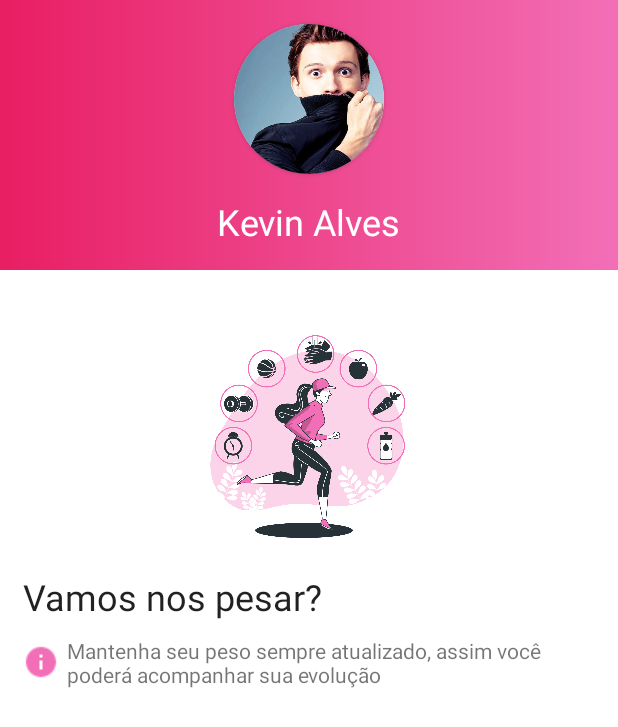
After one commit to Kevin4773/ImcApp2.0, an Android app: the layout activity_pessagem.xml on its own in the app's theme, with its tools: preview values and no code run, on a phone screen of 412 x 824 dp. The commit adds this screen. Shown: the top 727 px of the screen. Run offline under Robolectric (Android 15) with nearby library versions, the phone set to English and light mode, and no system bars; Roboto replaces fonts that are not available here.

Commit message:
Iniciando tela de peso

```diff
--- a/app/src/main/java/com/example/imc_app/DashBoardActivity.kt
+++ b/app/src/main/java/com/example/imc_app/DashBoardActivity.kt
@@ -9,6 +9,7 @@ class DashBoardActivity : AppCompatActivity() {
     lateinit var nome: TextView
     lateinit var profissao: TextView
     lateinit var altura: TextView
+    lateinit var idade: TextView
 
     override fun onCreate(savedInstanceState: Bundle?) {
         super.onCreate(savedInstanceState)
@@ -17,6 +18,7 @@ class DashBoardActivity : AppCompatActivity() {
         nome = findViewById<TextView>(R.id.nome_dash)
         profissao = findViewById<TextView>(R.id.profissao_dash)
         altura = findViewById<TextView>(R.id.altura_dash)
+        idade = findViewById<TextView>(R.id.idade_dash)
 
         preencherDashboard()
 
@@ -25,8 +27,11 @@ class DashBoardActivity : AppCompatActivity() {
 
     private fun preencherDashboard() {
         val arquivo = getSharedPreferences("usuario", MODE_PRIVATE)
+        //val nascimento = getSharedPreferences("nascimento")
+
         nome.text = arquivo.getString("nome", "")
         profissao.text = arquivo.getString("profissao", "")
         altura.text = arquivo.getFloat("altura", 0.0f).toString()
+        //idade.text = arquivo.getInt("idade", "")
     }
 }
--- a/app/src/main/java/com/example/imc_app/MainActivity.kt
+++ b/app/src/main/java/com/example/imc_app/MainActivity.kt
@@ -23,24 +23,28 @@ class MainActivity : AppCompatActivity() {
 
         buttonEntrar.setOnClickListener {
 
-            calcularIdade("2005/05/08")
-
             val arquivo = getSharedPreferences("usuario", MODE_PRIVATE)
             val email = arquivo.getString("email", "")
             val senha = arquivo.getString("senha", "")
 
             if (email == editEmail.text.toString() && senha == editSenha.text.toString()) {
+
                 val entrar = Intent(this, DashBoardActivity::class.java)
                 startActivity(entrar)
+
             }else {
+
                 Toast.makeText(this, "Senha ou usuário incorretos", Toast.LENGTH_SHORT).show()
+
             }
 
         }
 
         buttonNovoUsuario.setOnClickListener {
+
             val abrirNovaConta = Intent(this, NovoUsuarioActivity::class.java)
             startActivity(abrirNovaConta)
+
         }
 
     }
--- a/app/src/main/java/com/example/imc_app/utilts/Datas.kt
+++ b/app/src/main/java/com/example/imc_app/utilts/Datas.kt
@@ -17,9 +17,9 @@ fun calcularIdade(dataNascimento: String): Int {
 
     // Convertar a dataNascimento que é string em LocalDate
     val nascimento = LocalDate.of(
-            data.get(2).toInt(),
+            data.get(0).toInt(),
             data.get(1).toInt(),
-            data.get(0).toInt())
+            data.get(2).toInt())
 
     // Calculo do periodo entre datas
     val idade = Period.between(nascimento, hoje).years.toString()
--- a/app/src/main/res/layout/activity_dash_board.xml
+++ b/app/src/main/res/layout/activity_dash_board.xml
@@ -41,7 +41,7 @@
             android:layout_height="wrap_content"
             android:layout_gravity="center"
             android:textAppearance="@style/TextAppearance.MaterialComponents.Headline6"
-            android:textColor="@color/white"/>
+            android:textColor="@color/white" />
 
         <LinearLayout
             android:layout_width="match_parent"
@@ -67,11 +67,10 @@
                 android:textAppearance="@style/valores_dashboard_values"/>
 
             <TextView
-                android:id="@+id/idade"
+                android:id="@+id/idade_dash"
                 android:layout_width="0dp"
                 android:layout_weight="1"
                 android:layout_height="wrap_content"
-                android:text="23"
                 android:gravity="center_horizontal"
                 android:textAppearance="@style/valores_dashboard_values"/>
 
@@ -84,6 +83,7 @@
                 android:textAppearance="@style/valores_dashboard_values"/>
 
             <TextView
+                android:id="@+id/altura_dash"
                 android:layout_width="0dp"
                 android:layout_weight="1"
                 android:layout_height="wrap_content"
@@ -129,7 +129,6 @@
                 android:textAppearance="@style/labes_dashboard_values"/>
 
             <TextView
-                android:id="@+id/altura_dash"
                 android:layout_width="0dp"
                 android:layout_weight="1"
                 android:layout_height="wrap_content"
--- /dev/null
+++ b/app/src/main/res/layout/activity_pessagem.xml
@@ -0,0 +1,66 @@
+<?xml version="1.0" encoding="utf-8"?>
+<LinearLayout xmlns:android="http://schemas.android.com/apk/res/android"
+    android:layout_width="match_parent"
+    android:layout_height="match_parent"
+    xmlns:app="http://schemas.android.com/apk/res-auto"
+    android:orientation="vertical">
+
+    <LinearLayout
+        android:layout_width="match_parent"
+        android:layout_height="180dp"
+        android:background="@drawable/dash_board_background"
+        android:orientation="vertical">
+
+        <androidx.cardview.widget.CardView
+            android:layout_width="100dp"
+            android:layout_height="100dp"
+            app:cardCornerRadius="50dp"
+            android:layout_gravity="center"
+            android:layout_marginTop="16dp">
+
+            <ImageView
+                android:layout_width="match_parent"
+                android:layout_height="match_parent"
+                android:src="@drawable/perfil"
+                android:scaleType="centerCrop"/>
+        </androidx.cardview.widget.CardView>
+
+        <TextView
+            android:id="@+id/nome_dash"
+            android:layout_width="wrap_content"
+            android:layout_height="wrap_content"
+            android:layout_gravity="center"
+            android:textAppearance="@style/TextAppearance.MaterialComponents.Headline5"
+            android:textColor="@color/white"
+            android:text="Kevin Alves"
+            android:layout_marginTop="15dp"/>
+
+    </LinearLayout>
+
+    <LinearLayout
+        android:layout_width="match_parent"
+        android:layout_height="match_parent"
+        android:padding="15dp"
+        android:orientation="vertical">
+
+        <ImageView
+            android:layout_width="match_parent"
+            android:layout_height="186dp"
+            android:src="@drawable/fundo"/>
+
+        <TextView
+            android:layout_width="wrap_content"
+            android:layout_height="wrap_content"
+            android:text="@string/text_pesar"
+            style="@style/TextAppearance.MaterialComponents.Headline5"/>
+
+        <TextView
+            android:layout_width="wrap_content"
+            android:layout_height="wrap_content"
+            android:drawableStart="@drawable/info"
+            android:drawablePadding="5dp"
+            android:layout_marginTop="10dp"
+            android:text="@string/text_info"/>
+    </LinearLayout>
+
+</LinearLayout>
--- a/app/src/main/res/values/strings.xml
+++ b/app/src/main/res/values/strings.xml
@@ -22,4 +22,6 @@
     <string name="dados_sexo">Sexo</string>
     <string name="dados_sexo_opcaoM">Masculino</string>
     <string name="dados_sexo_opcaoF">Feminino</string>
+    <string name="text_pesar">Vamos nos pesar?</string>
+    <string name="text_info">Mantenha seu peso sempre atualizado, assim você poderá acompanhar sua evolução</string>
 </resources>
```
Also changed, not shown: app/src/main/res/drawable/fundo.png (added), app/src/main/res/drawable/info.png (added).
